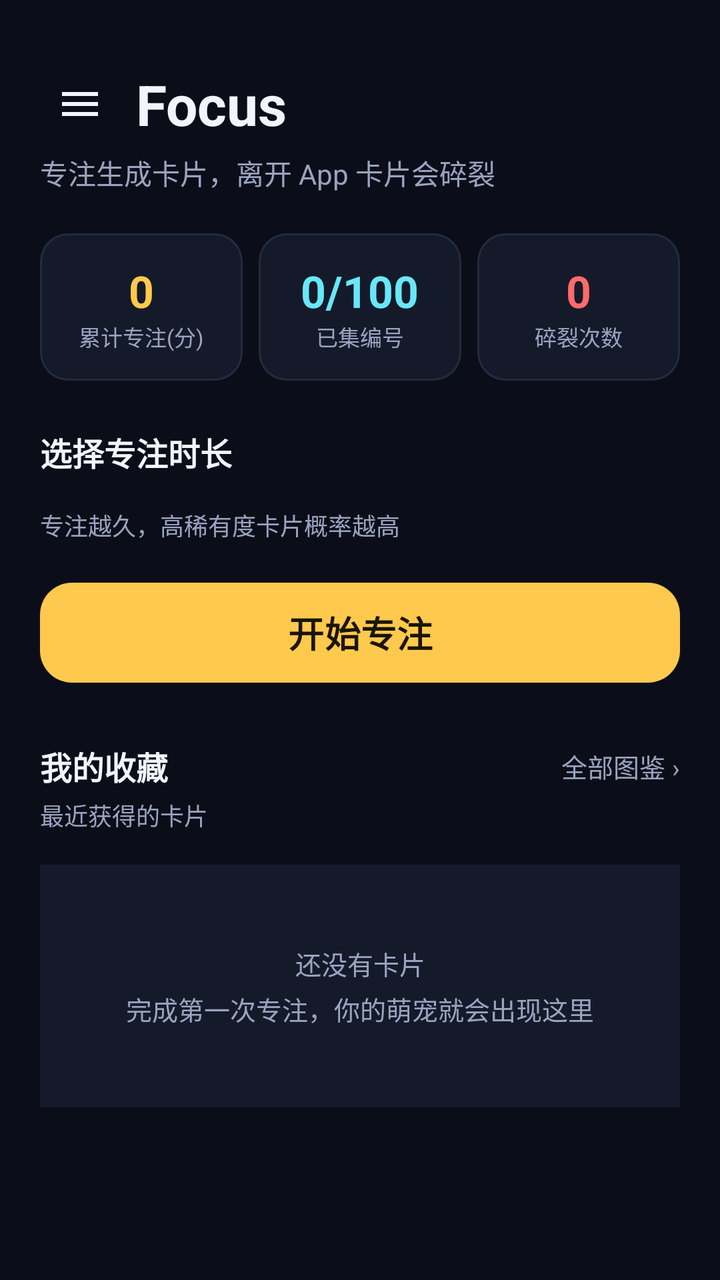
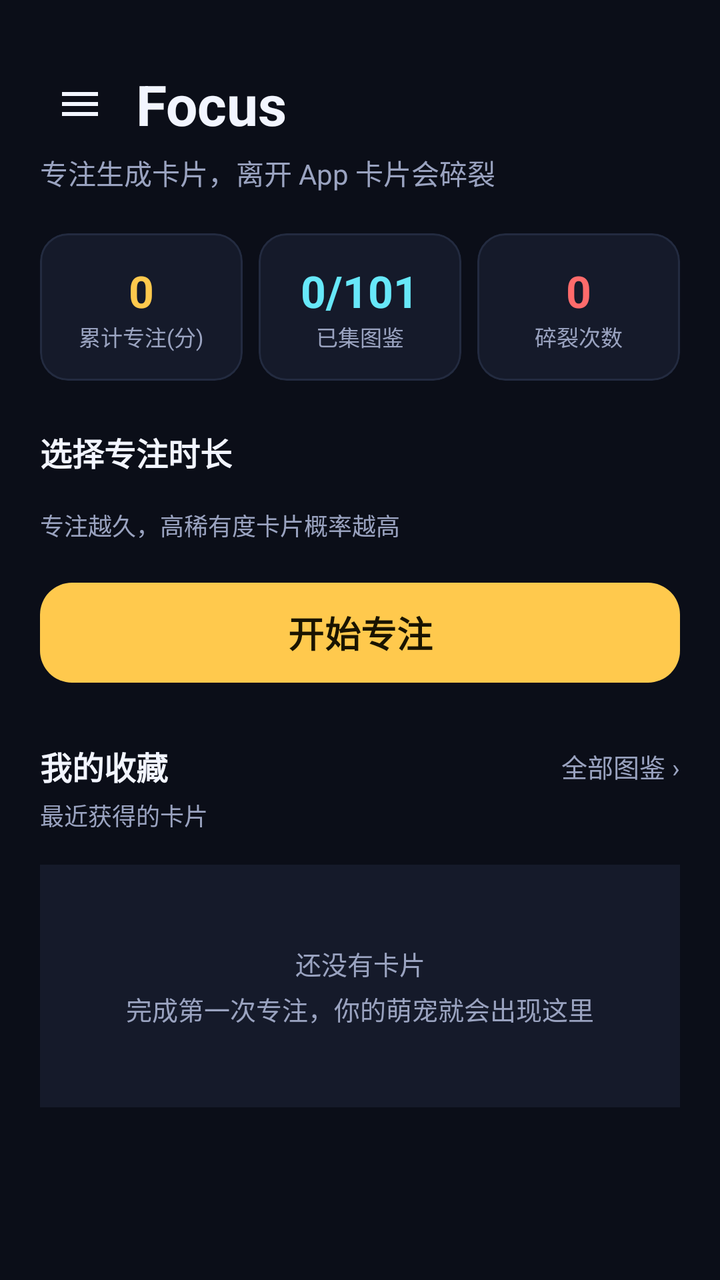

Before-and-after screenshots of an Android layout around one commit, followed by the original layout XML and the change that was made.
<!-- AndroidManifest.xml: application theme Theme.Focus -->
<!-- res/layout/activity_main.xml -->
<?xml version="1.0" encoding="utf-8"?>
<androidx.drawerlayout.widget.DrawerLayout xmlns:android="http://schemas.android.com/apk/res/android"
    xmlns:app="http://schemas.android.com/apk/res-auto"
    android:id="@+id/drawerLayout"
    android:layout_width="match_parent"
    android:layout_height="match_parent"
    android:background="@color/background">

    
    <ScrollView
        android:layout_width="match_parent"
        android:layout_height="match_parent"
        android:fillViewport="true">

        <LinearLayout
            android:layout_width="match_parent"
            android:layout_height="wrap_content"
            android:orientation="vertical"
            android:padding="20dp">

            <LinearLayout
                android:layout_width="match_parent"
                android:layout_height="wrap_content"
                android:layout_marginTop="12dp"
                android:gravity="center_vertical"
                android:orientation="horizontal">

                <ImageButton
                    android:id="@+id/btnDrawer"
                    android:layout_width="40dp"
                    android:layout_height="40dp"
                    android:background="?attr/selectableItemBackgroundBorderless"
                    android:contentDescription="打开侧边栏"
                    android:src="@drawable/ic_menu"
                    app:tint="@color/textPrimary" />

                <TextView
                    android:layout_width="wrap_content"
                    android:layout_height="wrap_content"
                    android:layout_marginStart="8dp"
                    android:text="Focus"
                    android:textColor="@color/textPrimary"
                    android:textSize="28sp"
                    android:textStyle="bold" />

                
                <ImageView
                    android:id="@+id/imgBadge"
                    android:layout_width="26dp"
                    android:layout_height="26dp"
                    android:layout_marginStart="10dp"
                    android:contentDescription="佩戴的徽章"
                    android:src="@drawable/ic_badge"
                    android:visibility="gone" />

                <Space
                    android:layout_width="0dp"
                    android:layout_height="1dp"
                    android:layout_weight="1" />

                
                <com.google.android.material.imageview.ShapeableImageView
                    android:id="@+id/imgAvatarMini"
                    android:layout_width="34dp"
                    android:layout_height="34dp"
                    android:contentDescription="个人资料"
                    app:shapeAppearanceOverlay="@style/CircleImage" />
            </LinearLayout>

            <TextView
                android:layout_width="wrap_content"
                android:layout_height="wrap_content"
                android:layout_marginTop="4dp"
                android:text="专注生成卡片，离开 App 卡片会碎裂"
                android:textColor="@color/textSecondary"
                android:textSize="14sp" />

            
            <LinearLayout
                android:layout_width="match_parent"
                android:layout_height="wrap_content"
                android:layout_marginTop="20dp"
                android:orientation="horizontal">

                <com.google.android.material.card.MaterialCardView
                    android:layout_width="0dp"
                    android:layout_height="wrap_content"
                    android:layout_weight="1"
                    android:layout_marginEnd="8dp"
                    app:cardBackgroundColor="@color/surface"
                    app:cardCornerRadius="14dp"
                    app:cardElevation="0dp"
                    app:strokeColor="@color/track"
                    app:strokeWidth="1dp">

                    <LinearLayout
                        android:layout_width="match_parent"
                        android:layout_height="wrap_content"
                        android:gravity="center"
                        android:orientation="vertical"
                        android:padding="14dp">

                        <TextView
                            android:id="@+id/statMinutes"
                            android:layout_width="wrap_content"
                            android:layout_height="wrap_content"
                            android:text="0"
                            android:textColor="@color/primary"
                            android:textSize="22sp"
                            android:textStyle="bold" />

                        <TextView
                            android:layout_width="wrap_content"
                            android:layout_height="wrap_content"
                            android:text="累计专注(分)"
                            android:textColor="@color/textSecondary"
                            android:textSize="11sp" />
                    </LinearLayout>
                </com.google.android.material.card.MaterialCardView>

                <com.google.android.material.card.MaterialCardView
                    android:layout_width="0dp"
                    android:layout_height="wrap_content"
                    android:layout_weight="1"
                    android:layout_marginEnd="8dp"
                    app:cardBackgroundColor="@color/surface"
                    app:cardCornerRadius="14dp"
                    app:cardElevation="0dp"
                    app:strokeColor="@color/track"
                    app:strokeWidth="1dp">

                    <LinearLayout
                        android:layout_width="match_parent"
                        android:layout_height="wrap_content"
                        android:gravity="center"
                        android:orientation="vertical"
                        android:padding="14dp">

                        <TextView
                            android:id="@+id/statCollected"
                            android:layout_width="wrap_content"
                            android:layout_height="wrap_content"
                            android:text="0/100"
                            android:textColor="@color/secondary"
                            android:textSize="22sp"
                            android:textStyle="bold" />

                        <TextView
                            android:layout_width="wrap_content"
                            android:layout_height="wrap_content"
                            android:text="已集编号"
                            android:textColor="@color/textSecondary"
                            android:textSize="11sp" />
                    </LinearLayout>
                </com.google.android.material.card.MaterialCardView>

                <com.google.android.material.card.MaterialCardView
                    android:layout_width="0dp"
                    android:layout_height="wrap_content"
                    android:layout_weight="1"
                    app:cardBackgroundColor="@color/surface"
                    app:cardCornerRadius="14dp"
                    app:cardElevation="0dp"
                    app:strokeColor="@color/track"
                    app:strokeWidth="1dp">

                    <LinearLayout
                        android:layout_width="match_parent"
                        android:layout_height="wrap_content"
                        android:gravity="center"
                        android:orientation="vertical"
                        android:padding="14dp">

                        <TextView
                            android:id="@+id/statCracked"
                            android:layout_width="wrap_content"
                            android:layout_height="wrap_content"
                            android:text="0"
                            android:textColor="@color/danger"
                            android:textSize="22sp"
                            android:textStyle="bold" />

                        <TextView
                            android:layout_width="wrap_content"
                            android:layout_height="wrap_content"
                            android:text="碎裂次数"
                            android:textColor="@color/textSecondary"
                            android:textSize="11sp" />
                    </LinearLayout>
                </com.google.android.material.card.MaterialCardView>
            </LinearLayout>

            
            <TextView
                android:layout_width="wrap_content"
                android:layout_height="wrap_content"
                android:layout_marginTop="24dp"
                android:text="选择专注时长"
                android:textColor="@color/textPrimary"
                android:textSize="16sp"
                android:textStyle="bold" />

            <HorizontalScrollView
                android:layout_width="match_parent"
                android:layout_height="wrap_content"
                android:layout_marginTop="10dp"
                android:scrollbars="none">

                <com.google.android.material.chip.ChipGroup
                    android:id="@+id/chipGroupDuration"
                    android:layout_width="wrap_content"
                    android:layout_height="wrap_content"
                    app:selectionRequired="true"
                    app:singleLine="true"
                    app:singleSelection="true" />
            </HorizontalScrollView>

            <TextView
                android:layout_width="wrap_content"
                android:layout_height="wrap_content"
                android:layout_marginTop="6dp"
                android:text="专注越久，高稀有度卡片概率越高"
                android:textColor="@color/textSecondary"
                android:textSize="12sp" />

            <com.google.android.material.button.MaterialButton
            android:id="@+id/btnStart"
            android:layout_width="match_parent"
            android:layout_height="58dp"
            android:layout_marginTop="16dp"
            android:text="开始专注"
            android:textSize="18sp"
            android:textStyle="bold"
            app:cornerRadius="16dp" />

        
        <LinearLayout
            android:layout_width="match_parent"
            android:layout_height="wrap_content"
            android:layout_marginTop="24dp"
            android:orientation="horizontal"
            android:gravity="center_vertical">

            <TextView
                android:layout_width="0dp"
                android:layout_height="wrap_content"
                android:layout_weight="1"
                android:text="我的收藏"
                android:textColor="@color/textPrimary"
                android:textSize="16sp"
                android:textStyle="bold" />

            <TextView
                android:id="@+id/textShowcaseMore"
                android:layout_width="wrap_content"
                android:layout_height="wrap_content"
                android:background="?attr/selectableItemBackground"
                android:paddingVertical="4dp"
                android:paddingStart="8dp"
                android:text="全部图鉴 ›"
                android:textColor="@color/textSecondary"
                android:textSize="13sp" />
        </LinearLayout>

        <TextView
            android:id="@+id/textShowcaseSub"
            android:layout_width="wrap_content"
            android:layout_height="wrap_content"
            android:layout_marginTop="2dp"
            android:text="最近获得的卡片"
            android:textColor="@color/textSecondary"
            android:textSize="12sp" />

        
        <TextView
            android:id="@+id/showcaseEmpty"
            android:layout_width="match_parent"
            android:layout_height="wrap_content"
            android:layout_marginTop="16dp"
            android:background="@color/surface"
            android:gravity="center"
            android:paddingVertical="40dp"
            android:text="还没有卡片\n完成第一次专注，你的萌宠就会出现这里"
            android:textColor="@color/textSecondary"
            android:textSize="13sp"
            android:lineSpacingExtra="4dp" />

        
        <HorizontalScrollView
            android:id="@+id/showcaseScroll"
            android:layout_width="match_parent"
            android:layout_height="wrap_content"
            android:layout_marginTop="12dp"
            android:paddingBottom="24dp"
            android:clipToPadding="false"
            android:scrollbars="none">

            <LinearLayout
                android:id="@+id/showcaseRow"
                android:layout_width="wrap_content"
                android:layout_height="wrap_content"
                android:orientation="horizontal" />
        </HorizontalScrollView>

    </LinearLayout>
</ScrollView>

    
    <LinearLayout
        android:layout_width="300dp"
        android:layout_height="match_parent"
        android:layout_gravity="start"
        android:background="@color/surface"
        android:orientation="vertical">

        
        <LinearLayout
            android:id="@+id/drawerHeader"
            android:layout_width="match_parent"
            android:layout_height="wrap_content"
            android:background="?attr/selectableItemBackground"
            android:gravity="center_vertical"
            android:orientation="horizontal"
            android:paddingHorizontal="20dp"
            android:paddingTop="40dp"
            android:paddingBottom="18dp">

            <com.google.android.material.imageview.ShapeableImageView
                android:id="@+id/imgAvatar"
                android:layout_width="64dp"
                android:layout_height="64dp"
                android:contentDescription="头像"
                app:shapeAppearanceOverlay="@style/CircleImage" />

            <LinearLayout
                android:layout_width="0dp"
                android:layout_height="wrap_content"
                android:layout_marginStart="14dp"
                android:layout_weight="1"
                android:orientation="vertical">

                <LinearLayout
                    android:layout_width="wrap_content"
                    android:layout_height="wrap_content"
                    android:gravity="center_vertical"
                    android:orientation="horizontal">

                    <TextView
                        android:id="@+id/drawerNickname"
                        android:layout_width="wrap_content"
                        android:layout_height="wrap_content"
                        android:text="专注者"
                        android:textColor="@color/textPrimary"
                        android:textSize="18sp"
                        android:textStyle="bold" />

                    
                    <ImageView
                        android:id="@+id/drawerBadge"
                        android:layout_width="18dp"
                        android:layout_height="18dp"
                        android:layout_marginStart="8dp"
                        android:contentDescription="佩戴的勋章"
                        android:src="@drawable/ic_badge"
                        android:visibility="gone" />
                </LinearLayout>

                <TextView
                    android:id="@+id/drawerSub"
                    android:layout_width="wrap_content"
                    android:layout_height="wrap_content"
                    android:layout_marginTop="3dp"
                    android:text="成就点数 0 · 未佩戴勋章"
                    android:textColor="@color/textSecondary"
                    android:textSize="12sp" />
            </LinearLayout>
        </LinearLayout>

        <View
            android:layout_width="match_parent"
            android:layout_height="1dp"
            android:layout_marginHorizontal="16dp"
            android:background="@color/track" />

        
        <LinearLayout
            android:id="@+id/navProfile"
            style="@style/DrawerItem"
            android:layout_width="match_parent"
            android:layout_height="wrap_content">

            <ImageView
                android:layout_width="22dp"
                android:layout_height="22dp"
                android:importantForAccessibility="no"
                android:src="@drawable/ic_person"
                app:tint="@color/textSecondary" />

            <TextView
                android:layout_width="wrap_content"
                android:layout_height="wrap_content"
                android:layout_marginStart="16dp"
                android:text="个人资料"
                android:textColor="@color/textPrimary"
                android:textSize="15sp" />

            <Space
                android:layout_width="0dp"
                android:layout_height="1dp"
                android:layout_weight="1" />

            <TextView
                android:layout_width="wrap_content"
                android:layout_height="wrap_content"
                android:text="›"
                android:textColor="@color/textSecondary"
                android:textSize="18sp" />
        </LinearLayout>

        <LinearLayout
            android:id="@+id/navAchievement"
            style="@style/DrawerItem"
            android:layout_width="match_parent"
            android:layout_height="wrap_content">

            <ImageView
                android:layout_width="22dp"
                android:layout_height="22dp"
                android:importantForAccessibility="no"
                android:src="@drawable/ic_badge"
                app:tint="@color/textSecondary" />

            <TextView
                android:layout_width="wrap_content"
                android:layout_height="wrap_content"
                android:layout_marginStart="16dp"
                android:text="成就与勋章"
                android:textColor="@color/textPrimary"
                android:textSize="15sp" />

            <Space
                android:layout_width="0dp"
                android:layout_height="1dp"
                android:layout_weight="1" />

            <TextView
                android:layout_width="wrap_content"
                android:layout_height="wrap_content"
                android:text="›"
                android:textColor="@color/textSecondary"
                android:textSize="18sp" />
        </LinearLayout>

        <LinearLayout
            android:id="@+id/navCollection"
            style="@style/DrawerItem"
            android:layout_width="match_parent"
            android:layout_height="wrap_content">

            <ImageView
                android:layout_width="22dp"
                android:layout_height="22dp"
                android:importantForAccessibility="no"
                android:src="@drawable/ic_grid"
                app:tint="@color/textSecondary" />

            <TextView
                android:layout_width="wrap_content"
                android:layout_height="wrap_content"
                android:layout_marginStart="16dp"
                android:text="卡片图鉴"
                android:textColor="@color/textPrimary"
                android:textSize="15sp" />

            <Space
                android:layout_width="0dp"
                android:layout_height="1dp"
                android:layout_weight="1" />

            <TextView
                android:layout_width="wrap_content"
                android:layout_height="wrap_content"
                android:text="›"
                android:textColor="@color/textSecondary"
                android:textSize="18sp" />
        </LinearLayout>

        <LinearLayout
            android:id="@+id/navReward"
            style="@style/DrawerItem"
            android:layout_width="match_parent"
            android:layout_height="wrap_content">

            <ImageView
                android:layout_width="22dp"
                android:layout_height="22dp"
                android:importantForAccessibility="no"
                android:src="@drawable/ic_gift"
                app:tint="@color/textSecondary" />

            <TextView
                android:layout_width="wrap_content"
                android:layout_height="wrap_content"
                android:layout_marginStart="16dp"
                android:text="奖励兑换"
                android:textColor="@color/textPrimary"
                android:textSize="15sp" />

            <Space
                android:layout_width="0dp"
                android:layout_height="1dp"
                android:layout_weight="1" />

            <TextView
                android:layout_width="wrap_content"
                android:layout_height="wrap_content"
                android:text="›"
                android:textColor="@color/textSecondary"
                android:textSize="18sp" />
        </LinearLayout>

        <View
            android:layout_width="match_parent"
            android:layout_height="1dp"
            android:layout_marginHorizontal="16dp"
            android:background="@color/track" />

        <LinearLayout
            android:id="@+id/navAbout"
            style="@style/DrawerItem"
            android:layout_width="match_parent"
            android:layout_height="wrap_content">

            <ImageView
                android:layout_width="22dp"
                android:layout_height="22dp"
                android:importantForAccessibility="no"
                android:src="@drawable/ic_info"
                app:tint="@color/textSecondary" />

            <TextView
                android:layout_width="wrap_content"
                android:layout_height="wrap_content"
                android:layout_marginStart="16dp"
                android:text="关于 Focus"
                android:textColor="@color/textPrimary"
                android:textSize="15sp" />

            <Space
                android:layout_width="0dp"
                android:layout_height="1dp"
                android:layout_weight="1" />

            <TextView
                android:layout_width="wrap_content"
                android:layout_height="wrap_content"
                android:text="›"
                android:textColor="@color/textSecondary"
                android:textSize="18sp" />
        </LinearLayout>

        <Space
            android:layout_width="match_parent"
            android:layout_height="0dp"
            android:layout_weight="1" />

        <TextView
            android:layout_width="match_parent"
            android:layout_height="wrap_content"
            android:gravity="center"
            android:paddingBottom="16dp"
            android:text="Focus v0.3.0 · 本地资料版"
            android:textColor="@color/textSecondary"
            android:textSize="11sp" />
    </LinearLayout>

</androidx.drawerlayout.widget.DrawerLayout>
<!-- resources referenced by this layout -->
<resources>
  <color name="background">#0B0E18</color>
  <color name="danger">#FF6B6B</color>
  <color name="primary">#FFC94D</color>
  <color name="secondary">#67E8F9</color>
  <color name="surface">#151A2A</color>
  <color name="textPrimary">#F2F5FF</color>
  <color name="textSecondary">#9AA3C0</color>
  <color name="track">#232B40</color>
  <!-- drawable ic_badge (drawable) -->
  <?xml version="1.0" encoding="utf-8"?>
  <vector xmlns:android="http://schemas.android.com/apk/res/android"
      android:width="24dp"
      android:height="24dp"
      android:viewportWidth="24"
      android:viewportHeight="24">
  
      
      <path
          android:fillColor="#FFFFFF"
          android:pathData="M12,2 L20,5 V11 C20,16.5 16.6,20.4 12,22 C7.4,20.4 4,16.5 4,11 V5 Z" />
  </vector>
  <!-- drawable ic_gift (drawable) -->
  <?xml version="1.0" encoding="utf-8"?>
  <vector xmlns:android="http://schemas.android.com/apk/res/android"
      android:width="24dp"
      android:height="24dp"
      android:viewportWidth="24"
      android:viewportHeight="24">
      <path
          android:fillColor="#FFFFFFFF"
          android:pathData="M3,8 h18 v3 h-18 z M5,12 h14 v9 h-14 z M11,8 h2 v13 h-2 z M12,3 c2.2,0 2.8,3 0,4 c-2.8,-1 -2.2,-4 0,-4 z" />
  </vector>
  <!-- drawable ic_grid (drawable) -->
  <?xml version="1.0" encoding="utf-8"?>
  <vector xmlns:android="http://schemas.android.com/apk/res/android"
      android:width="24dp"
      android:height="24dp"
      android:viewportWidth="24"
      android:viewportHeight="24">
      <path
          android:fillColor="#FFFFFFFF"
          android:pathData="M4,4 h7 v7 h-7 z M13,4 h7 v7 h-7 z M4,13 h7 v7 h-7 z M13,13 h7 v7 h-7 z" />
  </vector>
  <!-- drawable ic_info (drawable) -->
  <?xml version="1.0" encoding="utf-8"?>
  <vector xmlns:android="http://schemas.android.com/apk/res/android"
      android:width="24dp"
      android:height="24dp"
      android:viewportWidth="24"
      android:viewportHeight="24">
      <path
          android:fillColor="#FFFFFFFF"
          android:pathData="M11,10 h2 v8 h-2 z M11,6 h2 v2.5 h-2 z" />
  </vector>
  <!-- drawable ic_menu (drawable) -->
  <?xml version="1.0" encoding="utf-8"?>
  <vector xmlns:android="http://schemas.android.com/apk/res/android"
      android:width="24dp"
      android:height="24dp"
      android:viewportWidth="24"
      android:viewportHeight="24">
      <path
          android:fillColor="#FFFFFFFF"
          android:pathData="M3,6 h18 v2 h-18 z M3,11 h18 v2 h-18 z M3,16 h18 v2 h-18 z" />
  </vector>
  <!-- drawable ic_person (drawable) -->
  <?xml version="1.0" encoding="utf-8"?>
  <vector xmlns:android="http://schemas.android.com/apk/res/android"
      android:width="24dp"
      android:height="24dp"
      android:viewportWidth="24"
      android:viewportHeight="24">
      <path
          android:fillColor="#FFFFFFFF"
          android:pathData="M12,4 m-4,0 a4,4 0 1,0 8,0 a4,4 0 1,0 -8,0 M12,11 c-4.4,0 -8,2.4 -8,5.5 V21 h16 v-4.5 c0,-3.1 -3.6,-5.5 -8,-5.5 z" />
  </vector>
  <style name="CircleImage">
          <item name="shapeAppearanceOverlay">@style/CircleImage.Overlay</item>
      </style>
  <style name="DrawerItem">
          <item name="android:orientation">horizontal</item>
          <item name="android:gravity">center_vertical</item>
          <item name="android:background">?attr/selectableItemBackground</item>
          <item name="android:clickable">true</item>
          <item name="android:focusable">true</item>
          <item name="android:paddingLeft">20dp</item>
          <item name="android:paddingRight">20dp</item>
          <item name="android:paddingTop">15dp</item>
          <item name="android:paddingBottom">15dp</item>
      </style>
  <style name="CircleImage.Overlay">
          <item name="cornerFamily">rounded</item>
          <item name="cornerSize">50%</item>
      </style>
  <color name="onPrimary">#1A1400</color>
  <!-- unchanged entries left out for length: 1 -->
</resources>

<!-- the commit's change to res/layout/activity_main.xml (unified diff, before → after) -->
@@ -140,7 +140,7 @@
                             android:id="@+id/statCollected"
                             android:layout_width="wrap_content"
                             android:layout_height="wrap_content"
-                            android:text="0/100"
+                            android:text="0/101"
                             android:textColor="@color/secondary"
                             android:textSize="22sp"
                             android:textStyle="bold" />
@@ -148,7 +148,7 @@
                         <TextView
                             android:layout_width="wrap_content"
                             android:layout_height="wrap_content"
-                            android:text="已集编号"
+                            android:text="已集图鉴"
                             android:textColor="@color/textSecondary"
                             android:textSize="11sp" />
                     </LinearLayout>
